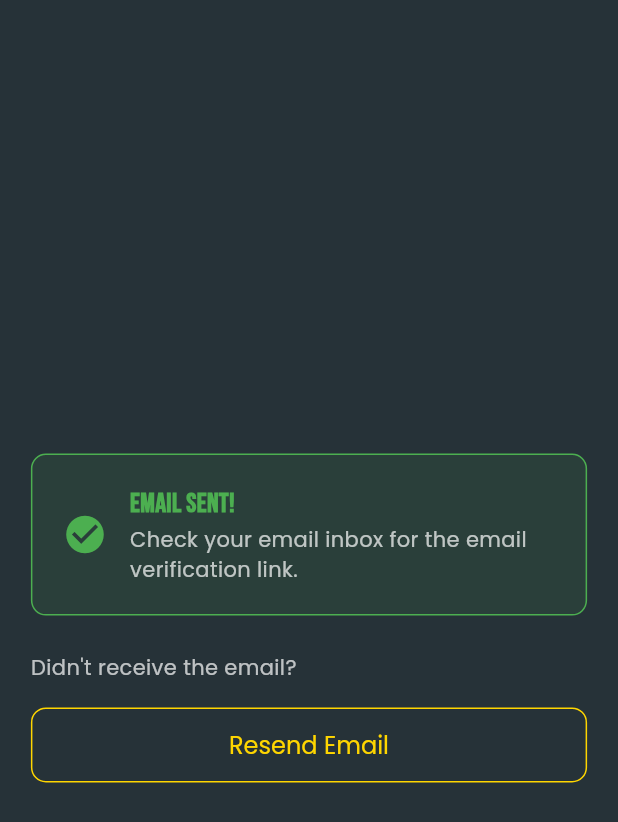
After one commit to HamadJamil/password_manager, a Flutter app: the VerificationEmailScreen screen opened directly, on a phone screen of 412 x 824 dp. The commit adds this screen. Shown: the top 822 px of the screen. Run offline on Flutter 3.47's test engine with Material 3 defaults, Android fonts, the phone set to English and light mode, and no system bars; our stand-ins replace cloud_firestore, firebase_auth, firebase_core, font_awesome_flutter, google_fonts; accounts and stored records are empty.

Commit message:
session maintained

```diff
--- a/lib/main.dart
+++ b/lib/main.dart
@@ -1,7 +1,7 @@
 import 'package:firebase_core/firebase_core.dart';
 import 'package:flutter/material.dart';
 import 'package:password_manager/firebase_options.dart';
-import 'package:password_manager/modules/auth/screens/log_in_screen.dart';
+import 'package:password_manager/modules/auth/service/auth_wrapper.dart';
 import 'package:password_manager/theme/app_theme.dart';
 
 void main() async {
@@ -18,7 +18,7 @@ class MyApp extends StatelessWidget {
     return MaterialApp(
       debugShowCheckedModeBanner: false,
       theme: AppTheme.lightTheme,
-      home: LogInScreen(),
+      home: AuthWrapper(),
     );
   }
 }
--- a/lib/modules/auth/screens/forgot_password_screen.dart
+++ b/lib/modules/auth/screens/forgot_password_screen.dart
@@ -46,7 +46,7 @@ class _ForgotPasswordScreenState extends State<ForgotPasswordScreen> {
       _isLoading = false;
     });
     if (!context.mounted) return;
-    showErrorSnackbar(context, 'Reset email sent again!', Colors.green);
+    showSnackBarContent(context, 'Reset email sent again!', Colors.green);
   }
 
   @override
--- /dev/null
+++ b/lib/modules/auth/screens/verification_email_screen.dart
@@ -0,0 +1,101 @@
+import 'package:flutter/material.dart';
+import 'package:google_fonts/google_fonts.dart';
+import 'package:password_manager/modules/auth/service/auth_service.dart';
+import 'package:password_manager/utils/utils.dart';
+
+class VerificationEmailScreen extends StatefulWidget {
+  const VerificationEmailScreen({super.key});
+
+  @override
+  State<VerificationEmailScreen> createState() =>
+      _VerificationEmailScreenState();
+}
+
+class _VerificationEmailScreenState extends State<VerificationEmailScreen> {
+  bool isLoading = false;
+
+  @override
+  Widget build(BuildContext context) {
+    final size = MediaQuery.of(context).size;
+    return Scaffold(
+      body: Padding(
+        padding: EdgeInsets.symmetric(horizontal: size.width * 0.05),
+        child: Column(
+          mainAxisAlignment: MainAxisAlignment.center,
+          crossAxisAlignment: CrossAxisAlignment.start,
+          children: [
+            Container(
+              padding: EdgeInsets.all(20),
+              decoration: BoxDecoration(
+                color: Colors.green.withValues(alpha: 0.1),
+                border: Border.all(color: Colors.green),
+                borderRadius: BorderRadius.circular(10),
+              ),
+              child: Row(
+                children: [
+                  Icon(Icons.check_circle, color: Colors.green, size: 30),
+                  SizedBox(width: 15),
+                  Expanded(
+                    child: Column(
+                      crossAxisAlignment: CrossAxisAlignment.start,
+                      children: [
+                        Text(
+                          'Email Sent!',
+                          style: GoogleFonts.bebasNeue(
+                            color: Colors.green,
+                            fontSize: 18,
+                            fontWeight: FontWeight.bold,
+                          ),
+                        ),
+                        Text(
+                          'Check your email inbox for the email verification link.',
+                          style: GoogleFonts.poppins(
+                            color: Colors.white70,
+                            fontSize: 14,
+                          ),
+                        ),
+                      ],
+                    ),
+                  ),
+                ],
+              ),
+            ),
+            SizedBox(height: size.height * 0.03),
+            Text(
+              'Didn\'t receive the email?',
+              style: GoogleFonts.poppins(color: Colors.white70, fontSize: 14),
+            ),
+            SizedBox(height: size.height * 0.02),
+            OutlinedButton(
+              onPressed:
+                  isLoading
+                      ? null
+                      : () {
+                        setState(() {
+                          isLoading = true;
+                        });
+                        AuthService.instance.verifyEmail(context);
+                        Future.delayed(const Duration(seconds: 2));
+
+                        setState(() {
+                          isLoading = false;
+                        });
+                      },
+              style: OutlinedButton.styleFrom(
+                side: BorderSide(color: Colors.yellowAccent[700]!),
+                foregroundColor: Colors.yellowAccent[700],
+              ),
+              child:
+                  isLoading
+                      ? buildLoadingIndicator(Colors.yellowAccent[700]!)
+                      : Text(
+                        'Resend Email',
+                        style: GoogleFonts.poppins(fontSize: 16),
+                      ),
+            ),
+          ],
+        ),
+      ),
+    );
+  }
+}
--- a/lib/modules/auth/service/fire_store_service.dart
+++ b/lib/modules/auth/service/fire_store_service.dart
@@ -1,12 +1,18 @@
 import 'package:cloud_firestore/cloud_firestore.dart';
 import 'package:flutter/material.dart';
 import 'package:password_manager/model/user_model.dart';
+import 'package:password_manager/modules/auth/service/auth_service.dart';
 
 class FireStoreService {
   FireStoreService._();
 
   static FireStoreService get instance => FireStoreService._();
   final FirebaseFirestore _firestore = FirebaseFirestore.instance;
+  get userStream =>
+      _firestore
+          .collection('users')
+          .doc(AuthService.instance.userId)
+          .snapshots();
 
   Future<void> createUser(UserModel user) async {
     try {
--- a/lib/modules/home/widgets/form_text_field.dart
+++ b/lib/modules/home/widgets/form_text_field.dart
@@ -25,6 +25,7 @@ class FormTextField extends StatelessWidget {
       keyboardType: keyboardType,
       maxLines: maxLines,
       validator: validator,
+      autovalidateMode: AutovalidateMode.onUserInteraction,
       decoration: InputDecoration(
         hintText: hintText,
         hintStyle: TextStyle(color: Colors.grey[600], fontSize: 16),
--- a/lib/utils/utils.dart
+++ b/lib/utils/utils.dart
@@ -55,7 +55,7 @@ String formatDate(String dateString) {
   }
 }
 
-void showErrorSnackbar(BuildContext context, Object error, Color color) {
+void showSnackBarContent(BuildContext context, Object error, Color color) {
   ScaffoldMessenger.of(
     context,
   ).showSnackBar(SnackBar(content: Text("$error"), backgroundColor: color));
```
Also changed, not shown: lib/modules/auth/screens/log_in_screen.dart (+3 -14 lines), lib/modules/auth/screens/sign_up_screen.dart (+3 -5 lines), lib/modules/auth/service/auth_service.dart (+25 -4 lines), lib/modules/auth/service/auth_wrapper.dart (+8 -1 lines), lib/modules/home/provider/home_screen_provider.dart (+73 -47 lines), lib/modules/home/screens/add_password_screen.dart (+43 -65 lines), lib/modules/home/screens/home_screen.dart (+9 -0 lines), lib/modules/home/service/fire_store_password_service.dart (+13 -0 lines), lib/modules/home/widgets/form_password_button.dart (added, +49 -0 lines), lib/modules/home/widgets/form_password_field.dart (+33 -28 lines), lib/modules/home/widgets/password_card.dart (+14 -5 lines).
